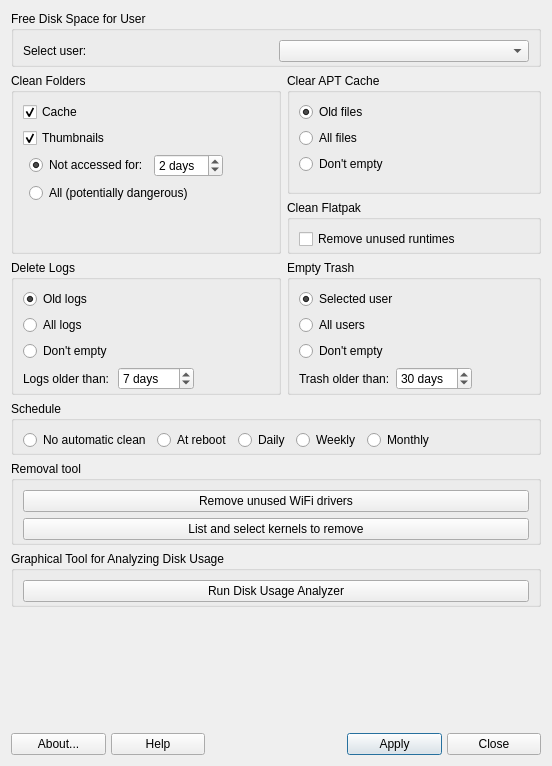
Qt form mainwindow.ui (MX-Linux/mx-cleanup) before a commit.
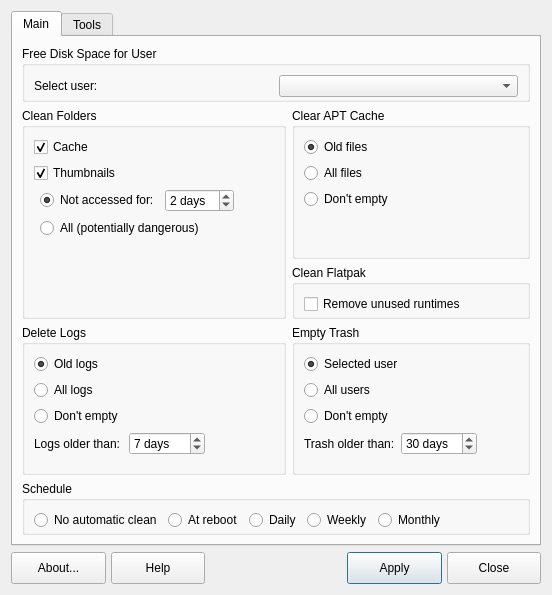
The same form after that commit. Icons and pictures are not drawn.

Commit message: Moved tools to another tab

Diff of the .ui file:
```diff
--- a/mainwindow.ui
+++ b/mainwindow.ui
@@ -7,26 +7,13 @@
     <x>0</x>
     <y>0</y>
     <width>552</width>
-    <height>766</height>
+    <height>595</height>
    </rect>
   </property>
   <property name="windowTitle">
    <string>MX Cleanup</string>
   </property>
   <layout class="QGridLayout" name="gridLayout">
-   <item row="9" column="0" colspan="2">
-    <spacer name="verticalSpacer">
-     <property name="orientation">
-      <enum>Qt::Vertical</enum>
-     </property>
-     <property name="sizeHint" stdset="0">
-      <size>
-       <width>20</width>
-       <height>6</height>
-      </size>
-     </property>
-    </spacer>
-   </item>
    <item row="10" column="0" colspan="2">
     <layout class="QGridLayout" name="buttonBar" columnstretch="0,0,0,0,0,0,0,0,0,0">
      <property name="sizeConstraint">
@@ -204,6 +191,346 @@
      </item>
     </layout>
    </item>
+   <item row="0" column="0" rowspan="10" colspan="2">
+    <widget class="QTabWidget" name="tabWidgetMain">
+     <property name="currentIndex">
+      <number>0</number>
+     </property>
+     <widget class="QWidget" name="tabMain">
+      <attribute name="title">
+       <string>Main</string>
+      </attribute>
+      <layout class="QGridLayout" name="mainTabLayout">
+       <item row="4" column="0">
+        <widget class="QGroupBox" name="groupBoxLogs">
+         <property name="sizePolicy">
+          <sizepolicy hsizetype="Expanding" vsizetype="Preferred">
+           <horstretch>0</horstretch>
+           <verstretch>0</verstretch>
+          </sizepolicy>
+         </property>
+         <property name="title">
+          <string>Delete Logs</string>
+         </property>
+         <layout class="QGridLayout" name="gridLayout_3">
+          <property name="topMargin">
+           <number>9</number>
+          </property>
+          <property name="bottomMargin">
+           <number>2</number>
+          </property>
+          <item row="4" column="0">
+           <spacer name="verticalSpacer_4">
+            <property name="orientation">
+             <enum>Qt::Vertical</enum>
+            </property>
+            <property name="sizeHint" stdset="0">
+             <size>
+              <width>20</width>
+              <height>0</height>
+             </size>
+            </property>
+           </spacer>
+          </item>
+          <item row="1" column="0">
+           <widget class="QRadioButton" name="radioAllLogs">
+            <property name="sizePolicy">
+             <sizepolicy hsizetype="Expanding" vsizetype="Fixed">
+              <horstretch>0</horstretch>
+              <verstretch>0</verstretch>
+             </sizepolicy>
+            </property>
+            <property name="text">
+             <string>All logs</string>
+            </property>
+            <property name="checked">
+             <bool>false</bool>
+            </property>
+            <property name="autoExclusive">
+             <bool>true</bool>
+            </property>
+            <attribute name="buttonGroup">
+             <string notr="true">buttonGroupLogs</string>
+            </attribute>
+           </widget>
+          </item>
+          <item row="2" column="0">
+           <widget class="QRadioButton" name="radioNoCleanLogs">
+            <property name="sizePolicy">
+             <sizepolicy hsizetype="Expanding" vsizetype="Fixed">
+              <horstretch>0</horstretch>
+              <verstretch>0</verstretch>
+             </sizepolicy>
+            </property>
+            <property name="text">
+             <string>Don't empty</string>
+            </property>
+            <attribute name="buttonGroup">
+             <string notr="true">buttonGroupLogs</string>
+            </attribute>
+           </widget>
+          </item>
+          <item row="0" column="0">
+           <widget class="QRadioButton" name="radioOldLogs">
+            <property name="sizePolicy">
+             <sizepolicy hsizetype="Expanding" vsizetype="Fixed">
+              <horstretch>0</horstretch>
+              <verstretch>0</verstretch>
+             </sizepolicy>
+            </property>
+            <property name="text">
+             <string>Old logs</string>
+            </property>
+            <property name="checked">
+             <bool>true</bool>
+            </property>
+            <property name="autoExclusive">
+             <bool>true</bool>
+            </property>
+            <attribute name="buttonGroup">
+             <string notr="true">buttonGroupLogs</string>
+            </attribute>
+           </widget>
+          </item>
+          <item row="3" column="1">
+           <widget class="QSpinBox" name="spinBoxLogs">
+            <property name="suffix">
+             <string> days</string>
+            </property>
+            <property name="prefix">
+             <string/>
+            </property>
+            <property name="minimum">
+             <number>0</number>
+            </property>
+            <property name="maximum">
+             <number>365</number>
+            </property>
+            <property name="value">
+             <number>7</number>
+            </property>
+           </widget>
+          </item>
+          <item row="3" column="0">
+           <widget class="QLabel" name="labelLogsOlder">
+            <property name="text">
+             <string>Logs older than:</string>
+            </property>
+           </widget>
+          </item>
+          <item row="3" column="2">
+           <spacer name="horizontalSpacer_2">
+            <property name="orientation">
+             <enum>Qt::Horizontal</enum>
+            </property>
+            <property name="sizeHint" stdset="0">
+             <size>
+              <width>40</width>
+              <height>20</height>
+             </size>
+            </property>
+           </spacer>
+          </item>
+         </layout>
+        </widget>
+       </item>
+       <item row="3" column="1">
+        <widget class="QGroupBox" name="groupBoxFlatpak">
+         <property name="sizePolicy">
+          <sizepolicy hsizetype="Expanding" vsizetype="Preferred">
+           <horstretch>0</horstretch>
+           <verstretch>0</verstretch>
+          </sizepolicy>
+         </property>
+         <property name="title">
+          <string>Clean Flatpak</string>
+         </property>
+         <layout class="QVBoxLayout" name="verticalLayout">
+          <property name="bottomMargin">
+           <number>2</number>
+          </property>
+          <item>
+           <widget class="QCheckBox" name="checkFlatpak">
+            <property name="text">
+             <string>Remove unused runtimes</string>
+            </property>
+           </widget>
+          </item>
+         </layout>
+        </widget>
+       </item>
+       <item row="2" column="0" rowspan="2">
+        <widget class="QGroupBox" name="groupBoxFolders">
+         <property name="sizePolicy">
+          <sizepolicy hsizetype="Expanding" vsizetype="Preferred">
+           <horstretch>0</horstretch>
+           <verstretch>0</verstretch>
+          </sizepolicy>
+         </property>
+         <property name="title">
+          <string>Clean Folders</string>
+         </property>
+         <layout class="QGridLayout" name="gridLayout_4">
+          <property name="bottomMargin">
+           <number>2</number>
+          </property>
+          <item row="0" column="0" colspan="4">
+           <widget class="QCheckBox" name="checkCache">
+            <property name="sizePolicy">
+             <sizepolicy hsizetype="Expanding" vsizetype="Fixed">
+              <horstretch>0</horstretch>
+              <verstretch>0</verstretch>
+             </sizepolicy>
+            </property>
+            <property name="text">
+             <string>Cache</string>
+            </property>
+            <property name="checked">
+             <bool>true</bool>
+            </property>
+           </widget>
+          </item>
+          <item row="4" column="2">
+           <spacer name="verticalSpacer_2">
+            <property name="orientation">
+             <enum>Qt::Vertical</enum>
+            </property>
+            <property name="sizeHint" stdset="0">
+             <size>
+              <width>20</width>
+              <height>40</height>
+             </size>
+            </property>
+           </spacer>
+          </item>
+          <item row="1" column="0" colspan="4">
+           <widget class="QCheckBox" name="checkThumbs">
+            <property name="sizePolicy">
+             <sizepolicy hsizetype="Expanding" vsizetype="Fixed">
+              <horstretch>0</horstretch>
+              <verstretch>0</verstretch>
+             </sizepolicy>
+            </property>
+            <property name="text">
+             <string>Thumbnails</string>
+            </property>
+            <property name="checked">
+             <bool>true</bool>
+            </property>
+           </widget>
+          </item>
+          <item row="2" column="3">
+           <spacer name="horizontalSpacer_4">
+            <property name="orientation">
+             <enum>Qt::Horizontal</enum>
+            </property>
+            <property name="sizeHint" stdset="0">
+             <size>
+              <width>40</width>
+              <height>20</height>
+             </size>
+            </property>
+           </spacer>
+          </item>
+          <item row="2" column="1">
+           <widget class="QRadioButton" name="radioSaferCache">
+            <property name="text">
+             <string>Not accessed for:</string>
+            </property>
+            <property name="checked">
+             <bool>true</bool>
+            </property>
+           </widget>
+          </item>
+          <item row="2" column="2">
+           <widget class="QSpinBox" name="spinCache">
+            <property name="suffix">
+             <string> days</string>
+            </property>
+            <property name="minimum">
+             <number>1</number>
+            </property>
+            <property name="value">
+             <number>2</number>
+            </property>
+           </widget>
+          </item>
+          <item row="3" column="1" colspan="2">
+           <widget class="QRadioButton" name="radioAllCache">
+            <property name="text">
+             <string>All (potentially dangerous)</string>
+            </property>
+           </widget>
+          </item>
+         </layout>
+        </widget>
+       </item>
+       <item row="5" column="0" colspan="2">
+        <widget class="QGroupBox" name="groupBoxSchedule">
+         <property name="title">
+          <string>Schedule</string>
+         </property>
+         <property name="checkable">
+          <bool>false</bool>
+         </property>
+         <property name="checked">
+          <bool>false</bool>
+         </property>
+         <layout class="QHBoxLayout" name="horizontalLayout_2">
+          <property name="bottomMargin">
+           <number>2</number>
+          </property>
+          <item>
+           <widget class="QRadioButton" name="radioNone">
+            <property name="text">
+             <string>No automatic clean</string>
+            </property>
+           </widget>
+          </item>
+          <item>
+           <widget class="QRadioButton" name="radioReboot">
+            <property name="text">
+             <string>At reboot</string>
+            </property>
+           </widget>
+          </item>
+          <item>
+           <widget class="QRadioButton" name="radioDaily">
+            <property name="text">
+             <string>Daily</string>
+            </property>
+           </widget>
+          </item>
+          <item>
+           <widget class="QRadioButton" name="radioWeekly">
+            <property name="text">
+             <string>Weekly</string>
+            </property>
+           </widget>
+          </item>
+          <item>
+           <widget class="QRadioButton" name="radioMonthly">
+            <property name="text">
+             <string>Monthly</string>
+            </property>
+           </widget>
+          </item>
+          <item>
+           <spacer name="horizontalSpacer">
+            <property name="orientation">
+             <enum>Qt::Horizontal</enum>
+            </property>
+            <property name="sizeHint" stdset="0">
+             <size>
+              <width>40</width>
+              <height>20</height>
+             </size>
+            </property>
+           </spacer>
+          </item>
+         </layout>
+        </widget>
+       </item>
    <item row="4" column="1">
     <widget class="QGroupBox" name="groupBoxTrash">
      <property name="sizePolicy">
@@ -398,107 +725,6 @@
      </layout>
     </widget>
    </item>
-   <item row="7" column="0" colspan="2">
-    <widget class="QGroupBox" name="groupBoxUsage">
-     <property name="sizePolicy">
-      <sizepolicy hsizetype="Expanding" vsizetype="Preferred">
-       <horstretch>0</horstretch>
-       <verstretch>0</verstretch>
-      </sizepolicy>
-     </property>
-     <property name="title">
-      <string>Graphical Tool for Analyzing Disk Usage</string>
-     </property>
-     <layout class="QHBoxLayout" name="horizontalLayout">
-      <property name="bottomMargin">
-       <number>2</number>
-      </property>
-      <item>
-       <widget class="QPushButton" name="pushUsageAnalyzer">
-        <property name="sizePolicy">
-         <sizepolicy hsizetype="Minimum" vsizetype="Preferred">
-          <horstretch>0</horstretch>
-          <verstretch>0</verstretch>
-         </sizepolicy>
-        </property>
-        <property name="text">
-         <string>Run Disk Usage Analyzer</string>
-        </property>
-        <property name="icon">
-         <iconset theme="baobab">
-          <normaloff>.</normaloff>.</iconset>
-        </property>
-       </widget>
-      </item>
-     </layout>
-    </widget>
-   </item>
-   <item row="5" column="0" colspan="2">
-    <widget class="QGroupBox" name="groupBoxSchedule">
-     <property name="title">
-      <string>Schedule</string>
-     </property>
-     <property name="checkable">
-      <bool>false</bool>
-     </property>
-     <property name="checked">
-      <bool>false</bool>
-     </property>
-     <layout class="QHBoxLayout" name="horizontalLayout_2">
-      <property name="bottomMargin">
-       <number>2</number>
-      </property>
-      <item>
-       <widget class="QRadioButton" name="radioNone">
-        <property name="text">
-         <string>No automatic clean</string>
-        </property>
-       </widget>
-      </item>
-      <item>
-       <widget class="QRadioButton" name="radioReboot">
-        <property name="text">
-         <string>At reboot</string>
-        </property>
-       </widget>
-      </item>
-      <item>
-       <widget class="QRadioButton" name="radioDaily">
-        <property name="text">
-         <string>Daily</string>
-        </property>
-       </widget>
-      </item>
-      <item>
-       <widget class="QRadioButton" name="radioWeekly">
-        <property name="text">
-         <string>Weekly</string>
-        </property>
-       </widget>
-      </item>
-      <item>
-       <widget class="QRadioButton" name="radioMonthly">
-        <property name="text">
-         <string>Monthly</string>
-        </property>
-       </widget>
-      </item>
-      <item>
-       <spacer name="horizontalSpacer">
-        <property name="orientation">
-         <enum>Qt::Horizontal</enum>
-        </property>
-        <property name="sizeHint" stdset="0">
-         <size>
-          <width>40</width>
-          <height>20</height>
-         </size>
-        </property>
-       </spacer>
-      </item>
-     </layout>
-    </widget>
-   </item>
    <item row="0" column="0" colspan="2">
     <widget class="QGroupBox" name="groupBoxUser">
      <property name="sizePolicy">
@@ -546,140 +772,14 @@
      </layout>
     </widget>
    </item>
-   <item row="4" column="0">
-    <widget class="QGroupBox" name="groupBoxLogs">
-     <property name="sizePolicy">
-      <sizepolicy hsizetype="Expanding" vsizetype="Preferred">
-       <horstretch>0</horstretch>
-       <verstretch>0</verstretch>
-      </sizepolicy>
-     </property>
-     <property name="title">
-      <string>Delete Logs</string>
-     </property>
-     <layout class="QGridLayout" name="gridLayout_3">
-      <property name="topMargin">
-       <number>9</number>
-      </property>
-      <property name="bottomMargin">
-       <number>2</number>
-      </property>
-      <item row="4" column="0">
-       <spacer name="verticalSpacer_4">
-        <property name="orientation">
-         <enum>Qt::Vertical</enum>
-        </property>
-        <property name="sizeHint" stdset="0">
-         <size>
-          <width>20</width>
-          <height>0</height>
-         </size>
-        </property>
-       </spacer>
-      </item>
-      <item row="1" column="0">
-       <widget class="QRadioButton" name="radioAllLogs">
-        <property name="sizePolicy">
-         <sizepolicy hsizetype="Expanding" vsizetype="Fixed">
-          <horstretch>0</horstretch>
-          <verstretch>0</verstretch>
-         </sizepolicy>
-        </property>
-        <property name="text">
-         <string>All logs</string>
-        </property>
-        <property name="checked">
-         <bool>false</bool>
-        </property>
-        <property name="autoExclusive">
-         <bool>true</bool>
-        </property>
-        <attribute name="buttonGroup">
-         <string notr="true">buttonGroupLogs</string>
-        </attribute>
-       </widget>
-      </item>
-      <item row="2" column="0">
-       <widget class="QRadioButton" name="radioNoCleanLogs">
-        <property name="sizePolicy">
-         <sizepolicy hsizetype="Expanding" vsizetype="Fixed">
-          <horstretch>0</horstretch>
-          <verstretch>0</verstretch>
-         </sizepolicy>
-        </property>
-        <property name="text">
-         <string>Don't empty</string>
-        </property>
-        <attribute name="buttonGroup">
-         <string notr="true">buttonGroupLogs</string>
-        </attribute>
-       </widget>
-      </item>
-      <item row="0" column="0">
-       <widget class="QRadioButton" name="radioOldLogs">
-        <property name="sizePolicy">
-         <sizepolicy hsizetype="Expanding" vsizetype="Fixed">
-          <horstretch>0</horstretch>
-          <verstretch>0</verstretch>
-         </sizepolicy>
-        </property>
-        <property name="text">
-         <string>Old logs</string>
-        </property>
-        <property name="checked">
-         <bool>true</bool>
-        </property>
-        <property name="autoExclusive">
-         <bool>true</bool>
-        </property>
-        <attribute name="buttonGroup">
-         <string notr="true">buttonGroupLogs</string>
-        </attribute>
-       </widget>
-      </item>
-      <item row="3" column="1">
-       <widget class="QSpinBox" name="spinBoxLogs">
-        <property name="suffix">
-         <string> days</string>
-        </property>
-        <property name="prefix">
-         <string/>
-        </property>
-        <property name="minimum">
-         <number>0</number>
-        </property>
-        <property name="maximum">
-         <number>365</number>
-        </property>
-        <property name="value">
-         <number>7</number>
-        </property>
-       </widget>
-      </item>
-      <item row="3" column="0">
-       <widget class="QLabel" name="labelLogsOlder">
-        <property name="text">
-         <string>Logs older than:</string>
-        </property>
-       </widget>
-      </item>
-      <item row="3" column="2">
-       <spacer name="horizontalSpacer_2">
-        <property name="orientation">
-         <enum>Qt::Horizontal</enum>
-        </property>
-        <property name="sizeHint" stdset="0">
-         <size>
-          <width>40</width>
-          <height>20</height>
-         </size>
-        </property>
-       </spacer>
-      </item>
-     </layout>
-    </widget>
-   </item>
-   <item row="6" column="0" colspan="2">
+      </layout>
+     </widget>
+     <widget class="QWidget" name="tabTools">
+      <attribute name="title">
+       <string>Tools</string>
+      </attribute>
+      <layout class="QVBoxLayout" name="toolsTabLayout">
+       <item>
     <widget class="QGroupBox" name="groupBoxKernel">
      <property name="title">
       <string>Removal tool</string>
@@ -719,8 +819,8 @@
      </layout>
     </widget>
    </item>
-   <item row="2" column="0" rowspan="2">
-    <widget class="QGroupBox" name="groupBoxFolders">
+       <item>
+        <widget class="QGroupBox" name="groupBoxUsage">
      <property name="sizePolicy">
       <sizepolicy hsizetype="Expanding" vsizetype="Preferred">
        <horstretch>0</horstretch>
@@ -728,126 +828,46 @@
       </sizepolicy>
      </property>
      <property name="title">
-      <string>Clean Folders</string>
-     </property>
-     <layout class="QGridLayout" name="gridLayout_4">
+          <string>Graphical Tool for Analyzing Disk Usage</string>
+         </property>
+         <layout class="QHBoxLayout" name="horizontalLayout">
       <property name="bottomMargin">
        <number>2</number>
       </property>
-      <item row="3" column="1">
-       <widget class="QRadioButton" name="radioSaferCache">
-        <property name="text">
-         <string>Not accessed for:</string>
-        </property>
-        <property name="checked">
-         <bool>true</bool>
-        </property>
-       </widget>
-      </item>
-      <item row="1" column="0" colspan="4">
-       <widget class="QCheckBox" name="checkCache">
+          <item>
+           <widget class="QPushButton" name="pushUsageAnalyzer">
         <property name="sizePolicy">
-         <sizepolicy hsizetype="Expanding" vsizetype="Fixed">
+             <sizepolicy hsizetype="Minimum" vsizetype="Preferred">
           <horstretch>0</horstretch>
           <verstretch>0</verstretch>
          </sizepolicy>
         </property>
         <property name="text">
-         <string>Cache</string>
-        </property>
-        <property name="checked">
-         <bool>true</bool>
+             <string>Run Disk Usage Analyzer</string>
+            </property>
+            <property name="icon">
+             <iconset theme="baobab"/>
         </property>
        </widget>
       </item>
-      <item row="3" column="2">
-       <widget class="QSpinBox" name="spinCache">
-        <property name="suffix">
-         <string> days</string>
-        </property>
-        <property name="minimum">
-         <number>1</number>
-        </property>
-        <property name="value">
-         <number>2</number>
-        </property>
-       </widget>
-      </item>
-      <item row="5" column="2">
-       <spacer name="verticalSpacer_2">
+         </layout>
+        </widget>
+       </item>
+       <item>
+        <spacer name="verticalSpacer_7">
         <property name="orientation">
          <enum>Qt::Vertical</enum>
         </property>
         <property name="sizeHint" stdset="0">
          <size>
           <width>20</width>
-          <height>40</height>
+           <height>0</height>
          </size>
         </property>
        </spacer>
       </item>
-      <item row="4" column="1" colspan="2">
-       <widget class="QRadioButton" name="radioAllCache">
-        <property name="text">
-         <string>All (potentially dangerous)</string>
-        </property>
-       </widget>
-      </item>
-      <item row="3" column="3">
-       <spacer name="horizontalSpacer_4">
-        <property name="orientation">
-         <enum>Qt::Horizontal</enum>
-        </property>
-        <property name="sizeHint" stdset="0">
-         <size>
-          <width>40</width>
-          <height>20</height>
-         </size>
-        </property>
-       </spacer>
-      </item>
-      <item row="2" column="0" colspan="4">
-       <widget class="QCheckBox" name="checkThumbs">
-        <property name="sizePolicy">
-         <sizepolicy hsizetype="Expanding" vsizetype="Fixed">
-          <horstretch>0</horstretch>
-          <verstretch>0</verstretch>
-         </sizepolicy>
-        </property>
-        <property name="text">
-         <string>Thumbnails</string>
-        </property>
-        <property name="checked">
-         <bool>true</bool>
-        </property>
-       </widget>
-      </item>
-     </layout>
-    </widget>
-   </item>
-   <item row="3" column="1">
-    <widget class="QGroupBox" name="groupBoxFlatpak">
-     <property name="sizePolicy">
-      <sizepolicy hsizetype="Expanding" vsizetype="Preferred">
-       <horstretch>0</horstretch>
-       <verstretch>0</verstretch>
-      </sizepolicy>
-     </property>
-     <property name="title">
-      <string>Clean Flatpak</string>
-     </property>
-     <layout class="QVBoxLayout" name="verticalLayout">
-      <property name="bottomMargin">
-       <number>2</number>
-      </property>
-      <item>
-       <widget class="QCheckBox" name="checkFlatpak">
-        <property name="text">
-         <string>Remove unused runtimes</string>
-        </property>
-       </widget>
-      </item>
-     </layout>
+      </layout>
+     </widget>
     </widget>
    </item>
   </layout>
```
Left out of the diff: 20 changed lines with no effect on the pictures. Lines whose indentation alone changed are shown as unchanged.
